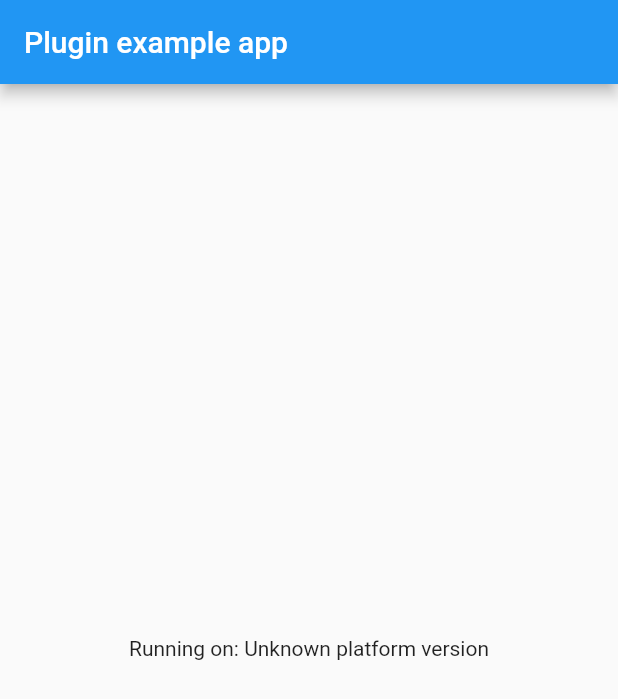
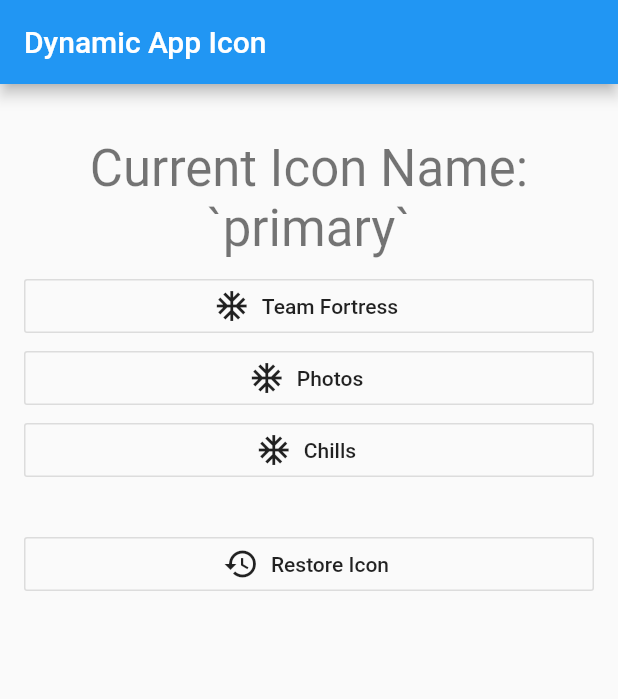
Before and after one commit to chuanpham/dynamic_icon_flutter, a Flutter app: the screen it shows after launch, on a phone screen of 412 x 824 dp. Shown: the top 699 px of the screen. Run offline on Flutter 3.47's test engine with Material 2 defaults, Android fonts, the phone set to English and light mode, and no system bars.

Commit message:
add example
add example

```diff
--- a/example/lib/main.dart
+++ b/example/lib/main.dart
@@ -1,60 +1,171 @@
+// ignore_for_file: deprecated_member_use
+
 import 'package:flutter/material.dart';
-import 'dart:async';
 
 import 'package:flutter/services.dart';
 import 'package:dynamic_icon_flutter/dynamic_icon_flutter.dart';
 
-void main() {
-  runApp(const MyApp());
-}
+void main() => runApp(MyApp());
 
 class MyApp extends StatefulWidget {
-  const MyApp({Key? key}) : super(key: key);
-
   @override
-  State<MyApp> createState() => _MyAppState();
+  _MyAppState createState() => _MyAppState();
 }
 
 class _MyAppState extends State<MyApp> {
-  String _platformVersion = 'Unknown';
+  int batchIconNumber = 0;
+
+  String currentIconName = "?";
+
+  bool loading = false;
+
+  TextEditingController controller = TextEditingController();
 
   @override
   void initState() {
     super.initState();
-    initPlatformState();
-  }
 
-  // Platform messages are asynchronous, so we initialize in an async method.
-  Future<void> initPlatformState() async {
-    String platformVersion;
-    // Platform messages may fail, so we use a try/catch PlatformException.
-    // We also handle the message potentially returning null.
-    try {
-      platformVersion =
-          await DynamicIconFlutter.platformVersion ?? 'Unknown platform version';
-    } on PlatformException {
-      platformVersion = 'Failed to get platform version.';
-    }
-
-    // If the widget was removed from the tree while the asynchronous platform
-    // message was in flight, we want to discard the reply rather than calling
-    // setState to update our non-existent appearance.
-    if (!mounted) return;
-
-    setState(() {
-      _platformVersion = platformVersion;
+    DynamicIconFlutter.getAlternateIconName().then((v) {
+      setState(() {
+        currentIconName = v ?? "`primary`";
+      });
     });
   }
 
   @override
   Widget build(BuildContext context) {
+    GlobalKey<ScaffoldState> _scaffoldKey = GlobalKey();
     return MaterialApp(
       home: Scaffold(
+        key: _scaffoldKey,
         appBar: AppBar(
-          title: const Text('Plugin example app'),
+          title: const Text('Dynamic App Icon'),
         ),
-        body: Center(
-          child: Text('Running on: $_platformVersion\n'),
+        body: Padding(
+          padding: const EdgeInsets.symmetric(horizontal: 16.0, vertical: 28),
+          child: ListView(
+            children: <Widget>[
+              Padding(
+                padding: const EdgeInsets.all(8.0),
+                child: Text(
+                  "Current Icon Name: $currentIconName",
+                  textAlign: TextAlign.center,
+                  style: Theme.of(context).textTheme.headline4,
+                ),
+              ),
+              OutlineButton.icon(
+                icon: const Icon(Icons.ac_unit),
+                label: const Text("Team Fortress"),
+                onPressed: () async {
+                  try {
+                    print(await DynamicIconFlutter.supportsAlternateIcons);
+                    if (await DynamicIconFlutter.supportsAlternateIcons) {
+                      await DynamicIconFlutter.setAlternateIconName(
+                          "teamfortress");
+                      _scaffoldKey.currentState?.hideCurrentSnackBar();
+                      _scaffoldKey.currentState?.showSnackBar(const SnackBar(
+                        content: Text("App icon change successful"),
+                      ));
+                      DynamicIconFlutter.getAlternateIconName().then((v) {
+                        setState(() {
+                          currentIconName = v ?? "`primary`";
+                        });
+                      });
+                      return;
+                    }
+                  } on PlatformException catch (e) {
+                    // ignore: avoid_print
+                    print(e.toString());
+                    _scaffoldKey.currentState?.hideCurrentSnackBar();
+                    _scaffoldKey.currentState?.showSnackBar(const SnackBar(
+                      content: Text("Failed to change app icon"),
+                    ));
+                  }
+                },
+              ),
+              OutlineButton.icon(
+                icon: const Icon(Icons.ac_unit),
+                label: const Text("Photos"),
+                onPressed: () async {
+                  try {
+                    if (await DynamicIconFlutter.supportsAlternateIcons) {
+                      await DynamicIconFlutter.setAlternateIconName("photos");
+                      _scaffoldKey.currentState?.hideCurrentSnackBar();
+                      _scaffoldKey.currentState?.showSnackBar(const SnackBar(
+                        content: Text("App icon change successful"),
+                      ));
+                      DynamicIconFlutter.getAlternateIconName().then((v) {
+                        setState(() {
+                          currentIconName = v ?? "`primary`";
+                        });
+                      });
+                      return;
+                    }
+                  } on PlatformException {
+                  } catch (e) {}
+                  _scaffoldKey.currentState?.hideCurrentSnackBar();
+                  _scaffoldKey.currentState?.showSnackBar(const SnackBar(
+                    content: Text("Failed to change app icon"),
+                  ));
+                },
+              ),
+              OutlineButton.icon(
+                icon: const Icon(Icons.ac_unit),
+                label: const Text("Chills"),
+                onPressed: () async {
+                  try {
+                    if (await DynamicIconFlutter.supportsAlternateIcons) {
+                      await DynamicIconFlutter.setAlternateIconName("chills");
+                      _scaffoldKey.currentState?.hideCurrentSnackBar();
+                      _scaffoldKey.currentState?.showSnackBar(const SnackBar(
+                        content: Text("App icon change successful"),
+                      ));
+                      DynamicIconFlutter.getAlternateIconName().then((v) {
+                        setState(() {
+                          currentIconName = v ?? "`primary`";
+                        });
+                      });
+                      return;
+                    }
+                  } on PlatformException {
+                  } catch (e) {}
+                  _scaffoldKey.currentState?.hideCurrentSnackBar();
+                  _scaffoldKey.currentState?.showSnackBar(const SnackBar(
+                    content: Text("Failed to change app icon"),
+                  ));
+                },
+              ),
+              const SizedBox(
+                height: 28,
+              ),
+              OutlineButton.icon(
+                icon: const Icon(Icons.restore_outlined),
+                label: const Text("Restore Icon"),
+                onPressed: () async {
+                  try {
+                    if (await DynamicIconFlutter.supportsAlternateIcons) {
+                      await DynamicIconFlutter.setAlternateIconName(null);
+                      _scaffoldKey.currentState?.hideCurrentSnackBar();
+                      _scaffoldKey.currentState?.showSnackBar(const SnackBar(
+                        content: Text("App icon restore successful"),
+                      ));
+                      DynamicIconFlutter.getAlternateIconName().then((v) {
+                        setState(() {
+                          currentIconName = v ?? "`primary`";
+                        });
+                      });
+                      return;
+                    }
+                  } on PlatformException {
+                  } catch (e) {}
+                  _scaffoldKey.currentState?.hideCurrentSnackBar();
+                  _scaffoldKey.currentState?.showSnackBar(const SnackBar(
+                    content: Text("Failed to change app icon"),
+                  ));
+                },
+              ),
+            ],
+          ),
         ),
       ),
     );
```
